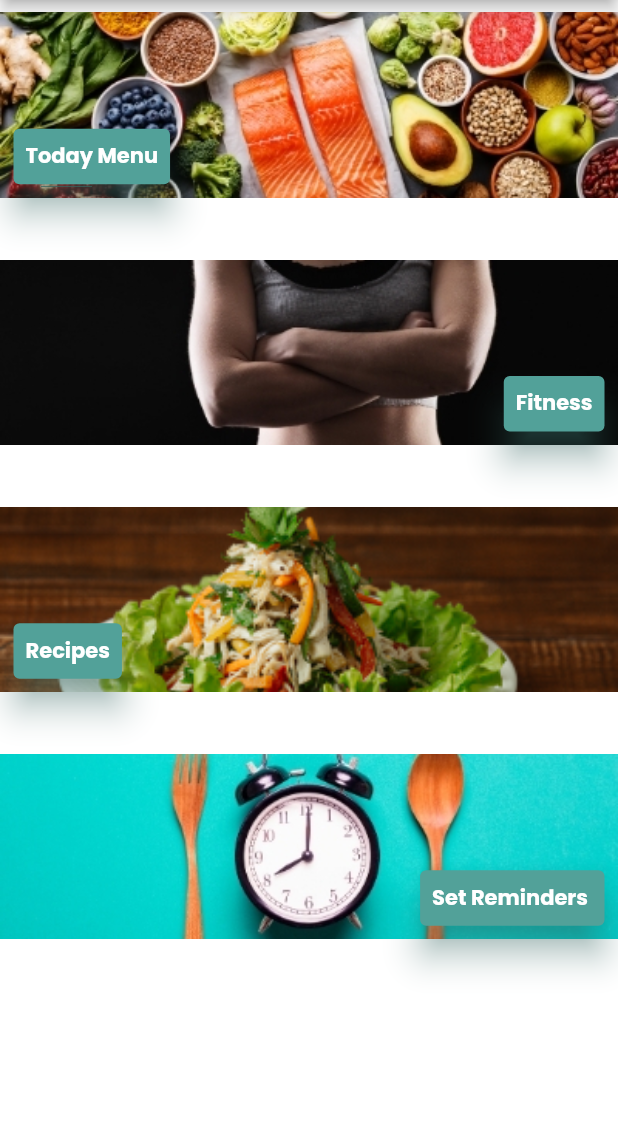
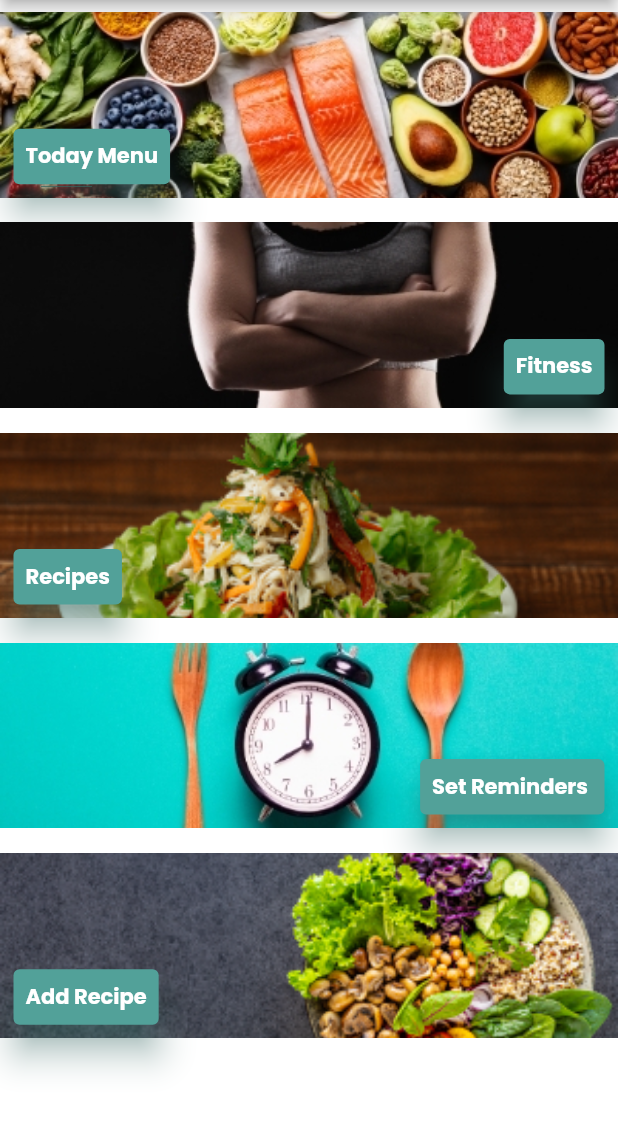
Before and after one commit to socialbrim/Breute, a Flutter app: the MealScreen screen opened directly, on a phone screen of 412 x 824 dp, the part 84-1219 px from its top. Run offline on Flutter 3.47's test engine with Material 2 defaults, Android fonts, the phone set to English and light mode, and no system bars; our stand-ins replace audioplayers, better_player, cached_network_image, camera, country_code_picker, curved_navigation_bar and 23 more; missing offline and left inert: email_launcher, fit_kit, flutter_facebook_auth, flutter_introduction_tooltip, images_picker, medcorder_audio and 4 more; accounts and stored records are empty.

Commit message:
done with changes

```diff
--- a/lib/Screens/MealScreen.dart
+++ b/lib/Screens/MealScreen.dart
@@ -95,7 +95,7 @@ class _MealScreenState extends State<MealScreen> {
                 ),
               ),
               SizedBox(
-                height: height * 0.05,
+                height: height * 0.02,
               ),
               Container(
                 height: height * 0.15,
@@ -143,7 +143,7 @@ class _MealScreenState extends State<MealScreen> {
                 ),
               ),
               SizedBox(
-                height: height * 0.05,
+                height: height * 0.02,
               ),
               Container(
                 height: height * 0.15,
@@ -191,7 +191,7 @@ class _MealScreenState extends State<MealScreen> {
                 ),
               ),
               SizedBox(
-                height: height * 0.05,
+                height: height * 0.02,
               ),
               Container(
                 height: height * 0.15,
@@ -240,54 +240,54 @@ class _MealScreenState extends State<MealScreen> {
               SizedBox(
                 height: height * 0.02,
               ),
-              // Container(
-              //   height: height * 0.15,
-              //   width: double.infinity,
-              //   child: InkWell(
-              //     splashColor: theme.colorCompanion,
-              //     onTap: () {
-              //       Navigator.of(context).push(
-              //         MaterialPageRoute(
-              //           builder: (context) => CreateMealScreen(),
-              //         ),
-              //       );
-              //     },
-              //     child: Stack(
-              //       children: [
-              //         Container(
-              //           width: width,
-              //           child: Image.asset(
-              //             'assets/recipemeal.png',
-              //             fit: BoxFit.cover,
-              //           ),
-              //         ),
-              //         Positioned(
-              //           left: 5,
-              //           bottom: 5,
-              //           child: Card(
-              //             shadowColor: theme.colorPrimary,
-              //             color: theme.colorPrimary,
-              //             elevation: 10,
-              //             child: Container(
-              //               padding: EdgeInsets.all(8),
-              //               child: Text(
-              //                 'Add Recipe',
-              //                 style: GoogleFonts.poppins(
-              //                   fontSize: 14,
-              //                   fontWeight: FontWeight.w700,
-              //                   color: Colors.white,
-              //                 ),
-              //               ),
-              //             ),
-              //           ),
-              //         ),
-              //       ],
-              //     ),
-              //   ),
-              // ),
-              // SizedBox(
-              //   height: height * 0.02,
-              // ),
+              Container(
+                height: height * 0.15,
+                width: double.infinity,
+                child: InkWell(
+                  splashColor: theme.colorCompanion,
+                  onTap: () {
+                    Navigator.of(context).push(
+                      MaterialPageRoute(
+                        builder: (context) => CreateMealScreen(),
+                      ),
+                    );
+                  },
+                  child: Stack(
+                    children: [
+                      Container(
+                        width: width,
+                        child: Image.asset(
+                          'assets/recipemeal.png',
+                          fit: BoxFit.cover,
+                        ),
+                      ),
+                      Positioned(
+                        left: 5,
+                        bottom: 5,
+                        child: Card(
+                          shadowColor: theme.colorPrimary,
+                          color: theme.colorPrimary,
+                          elevation: 10,
+                          child: Container(
+                            padding: EdgeInsets.all(8),
+                            child: Text(
+                              'Add Recipe',
+                              style: GoogleFonts.poppins(
+                                fontSize: 14,
+                                fontWeight: FontWeight.w700,
+                                color: Colors.white,
+                              ),
+                            ),
+                          ),
+                        ),
+                      ),
+                    ],
+                  ),
+                ),
+              ),
+              SizedBox(
+                height: height * 0.02,
+              ),
             ],
           ),
         ),
--- a/lib/Screens/Pharmacy/CartScreen.dart
+++ b/lib/Screens/Pharmacy/CartScreen.dart
@@ -344,7 +344,7 @@ class _CartScreenState extends State<CartScreen> {
                           ),
                         ),
                         child: Text(
-                          "Points: " + "${key.pointReq}",
+                          "USD: " + "${key.pointReq}",
                           style: GoogleFonts.poppins(
                             color: HexColor(
                               "008D8D",
--- a/lib/Screens/Pharmacy/ProductsListScreen.dart
+++ b/lib/Screens/Pharmacy/ProductsListScreen.dart
@@ -288,7 +288,7 @@ class _ProductsListScreenState extends State<ProductsListScreen> {
                             Padding(
                               padding: const EdgeInsets.only(left: 10),
                               child: Text(
-                                "${_filtertList[index].pointReq.toInt()} Points",
+                                "\$ ${_filtertList[index].pointReq.toInt()}",
                                 style: GoogleFonts.poppins(
                                   textStyle: TextStyle(
                                     fontSize: 12,
--- a/lib/Screens/social media/SocialMediaProfileScreen.dart
+++ b/lib/Screens/social media/SocialMediaProfileScreen.dart
@@ -755,8 +755,8 @@ class _SocialMediaProfileScreenState extends State<SocialMediaProfileScreen> {
                     ),
                   if (widget.isme)
                     Positioned(
-                      top: 170,
-                      right: 20,
+                      top: 30,
+                      left: 20,
                       child: FloatingActionButton(
                         onPressed: () async {
                           await picker();
```
Also changed, not shown: lib/Providers/socialmedialBarindex.dart (+13 -0 lines), lib/Screens/social media/SocialMediaChatRoom.dart (+66 -2 lines), 1 other file.
